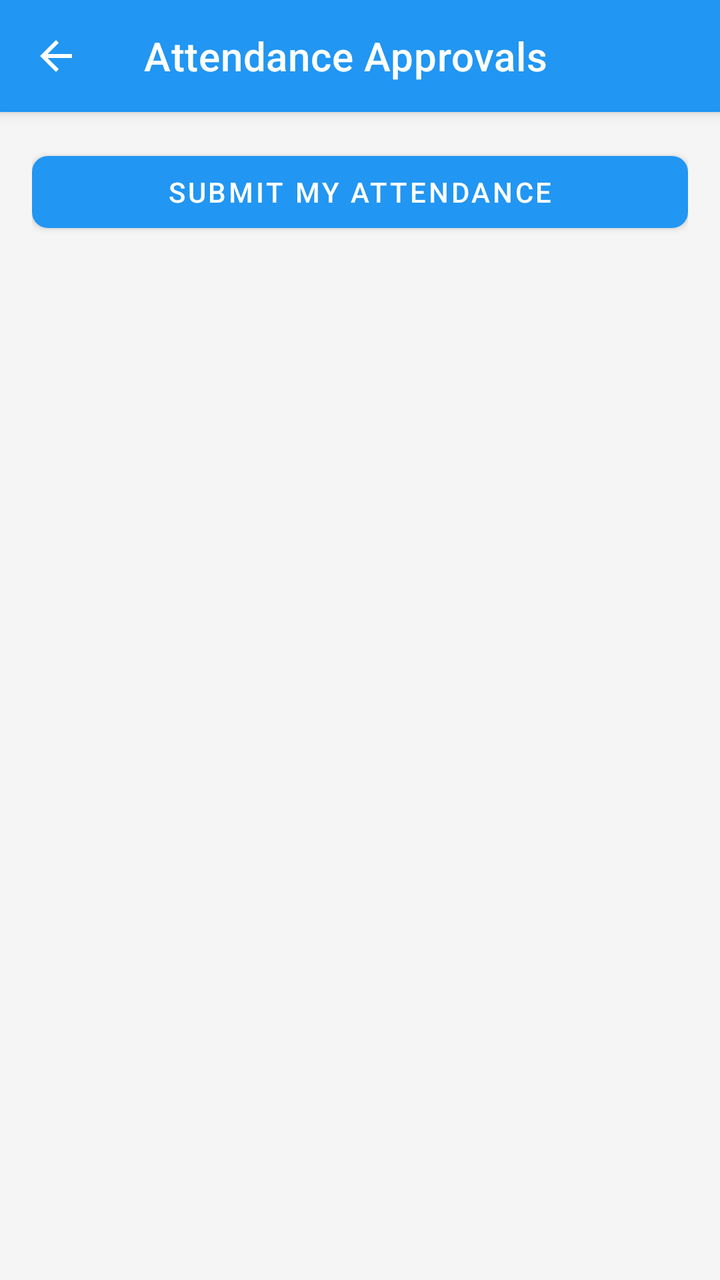
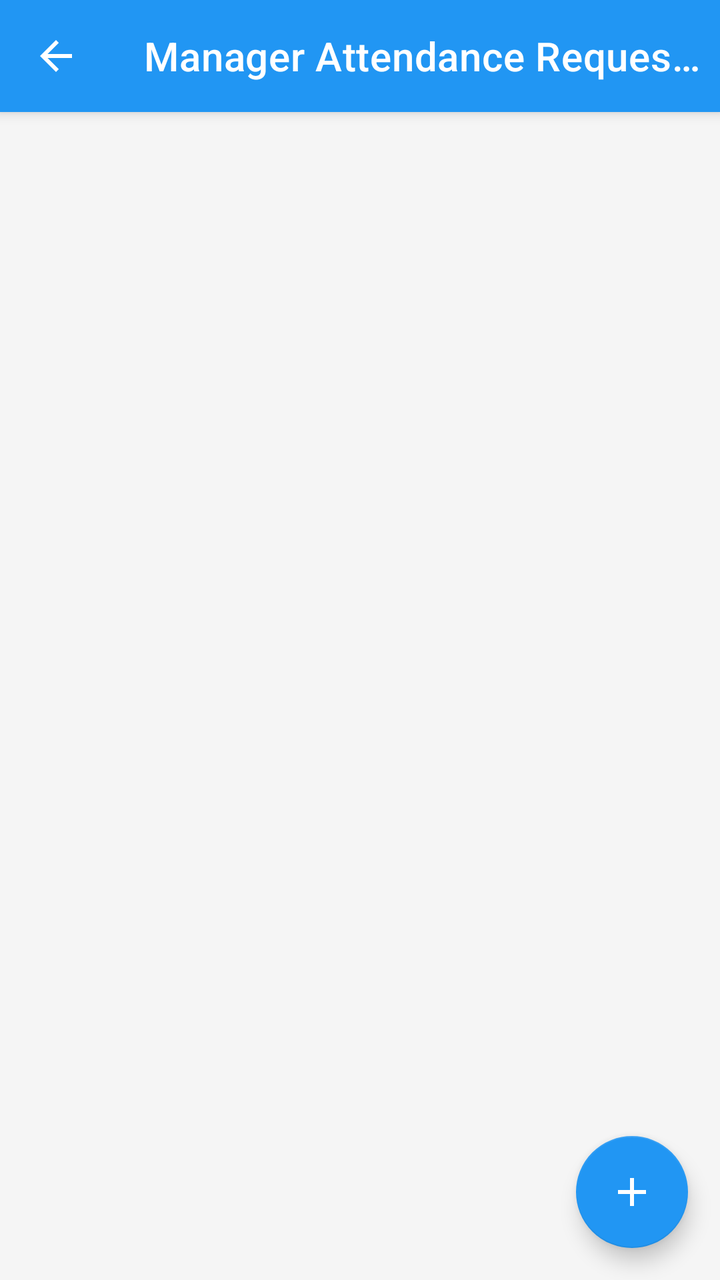

Compare the two renders of this Android layout. The source of the first and the diff that turns it into the second are given below.
<!-- AndroidManifest.xml: application theme Theme.UnifiedHRSystem -->
<!-- res/layout/activity_manager_attendance_requests.xml -->
<?xml version="1.0" encoding="utf-8"?>
<androidx.coordinatorlayout.widget.CoordinatorLayout xmlns:android="http://schemas.android.com/apk/res/android"
    xmlns:app="http://schemas.android.com/apk/res-auto"
    android:layout_width="match_parent"
    android:layout_height="match_parent"
    android:background="@color/background">

    <com.google.android.material.appbar.AppBarLayout
        android:layout_width="match_parent"
        android:layout_height="wrap_content"
        android:theme="@style/ThemeOverlay.AppCompat.Dark.ActionBar">

        <com.google.android.material.appbar.MaterialToolbar
            android:id="@+id/toolbar"
            android:layout_width="match_parent"
            android:layout_height="?attr/actionBarSize"
            android:background="@color/primary"
            app:title="@string/title_manager_attendance_requests"
            app:titleTextColor="@color/white"
            app:navigationIcon="?attr/homeAsUpIndicator"
            app:navigationIconTint="@color/white" />

    </com.google.android.material.appbar.AppBarLayout>

    <androidx.constraintlayout.widget.ConstraintLayout
        android:layout_width="match_parent"
        android:layout_height="match_parent"
        app:layout_behavior="@string/appbar_scrolling_view_behavior"
        android:padding="16dp">

        <com.google.android.material.button.MaterialButton
            android:id="@+id/btnSubmitOwnAttendance"
            android:layout_width="0dp"
            android:layout_height="wrap_content"
            android:text="@string/action_submit_own_attendance"
            app:cornerRadius="8dp"
            app:layout_constraintTop_toTopOf="parent"
            app:layout_constraintStart_toStartOf="parent"
            app:layout_constraintEnd_toEndOf="parent" />

        <TextView
            android:id="@+id/tvEmptyState"
            android:layout_width="0dp"
            android:layout_height="wrap_content"
            android:text="@string/empty_attendance_requests_manager"
            android:textAppearance="@style/TextAppearance.MaterialComponents.Body1"
            android:textAlignment="center"
            android:visibility="gone"
            app:layout_constraintTop_toBottomOf="@id/btnSubmitOwnAttendance"
            app:layout_constraintStart_toStartOf="parent"
            app:layout_constraintEnd_toEndOf="parent"
            app:layout_constraintBottom_toBottomOf="parent"
            android:layout_marginTop="24dp" />

        <androidx.recyclerview.widget.RecyclerView
            android:id="@+id/recyclerRequests"
            android:layout_width="0dp"
            android:layout_height="0dp"
            android:clipToPadding="false"
            android:paddingTop="16dp"
            app:layout_constraintTop_toBottomOf="@id/btnSubmitOwnAttendance"
            app:layout_constraintBottom_toBottomOf="parent"
            app:layout_constraintStart_toStartOf="parent"
            app:layout_constraintEnd_toEndOf="parent" />

    </androidx.constraintlayout.widget.ConstraintLayout>

</androidx.coordinatorlayout.widget.CoordinatorLayout>
<!-- resources referenced by this layout -->
<resources>
  <color name="background">#FFF5F5F5</color>
  <color name="primary">#FF2196F3</color>
  <color name="white">#FFFFFFFF</color>
  <string name="action_submit_own_attendance">Submit my attendance</string>
  <string name="empty_attendance_requests_manager">No attendance requests from your team yet.</string>
  <string name="title_manager_attendance_requests">Attendance Approvals</string>
  <style name="Theme.UnifiedHRSystem" parent="Theme.MaterialComponents.DayNight.NoActionBar">
          <item name="colorPrimary">@color/primary</item>
          <item name="colorPrimaryDark">@color/primary_dark</item>
          <item name="colorAccent">@color/accent</item>
          <item name="toolbarStyle">@style/Widget.UnifiedHR.Toolbar</item>
      </style>
  <color name="primary_dark">#FF1976D2</color>
  <color name="accent">#FFFF5722</color>
  <style name="Widget.UnifiedHR.Toolbar" parent="Widget.MaterialComponents.Toolbar">
          <item name="popupTheme">@style/ThemeOverlay.MaterialComponents.Light</item>
          <item name="titleTextColor">@color/white</item>
          <item name="subtitleTextColor">@color/white</item>
      </style>
</resources>

<!-- the commit's change to res/layout/activity_manager_attendance_requests.xml (unified diff, before → after) -->
@@ -22,47 +22,22 @@
 
     </com.google.android.material.appbar.AppBarLayout>
 
-    <androidx.constraintlayout.widget.ConstraintLayout
+    <androidx.recyclerview.widget.RecyclerView
+        android:id="@+id/recyclerRequests"
         android:layout_width="match_parent"
         android:layout_height="match_parent"
-        app:layout_behavior="@string/appbar_scrolling_view_behavior"
-        android:padding="16dp">
+        android:clipToPadding="false"
+        android:padding="16dp"
+        app:layout_behavior="@string/appbar_scrolling_view_behavior" />
 
-        <com.google.android.material.button.MaterialButton
-            android:id="@+id/btnSubmitOwnAttendance"
-            android:layout_width="0dp"
-            android:layout_height="wrap_content"
-            android:text="@string/action_submit_own_attendance"
-            app:cornerRadius="8dp"
-            app:layout_constraintTop_toTopOf="parent"
-            app:layout_constraintStart_toStartOf="parent"
-            app:layout_constraintEnd_toEndOf="parent" />
-
-        <TextView
-            android:id="@+id/tvEmptyState"
-            android:layout_width="0dp"
-            android:layout_height="wrap_content"
-            android:text="@string/empty_attendance_requests_manager"
-            android:textAppearance="@style/TextAppearance.MaterialComponents.Body1"
-            android:textAlignment="center"
-            android:visibility="gone"
-            app:layout_constraintTop_toBottomOf="@id/btnSubmitOwnAttendance"
-            app:layout_constraintStart_toStartOf="parent"
-            app:layout_constraintEnd_toEndOf="parent"
-            app:layout_constraintBottom_toBottomOf="parent"
-            android:layout_marginTop="24dp" />
-
-        <androidx.recyclerview.widget.RecyclerView
-            android:id="@+id/recyclerRequests"
-            android:layout_width="0dp"
-            android:layout_height="0dp"
-            android:clipToPadding="false"
-            android:paddingTop="16dp"
-            app:layout_constraintTop_toBottomOf="@id/btnSubmitOwnAttendance"
-            app:layout_constraintBottom_toBottomOf="parent"
-            app:layout_constraintStart_toStartOf="parent"
-            app:layout_constraintEnd_toEndOf="parent" />
-
-    </androidx.constraintlayout.widget.ConstraintLayout>
+    <com.google.android.material.floatingactionbutton.FloatingActionButton
+        android:id="@+id/fabSubmitOwnAttendance"
+        android:layout_width="wrap_content"
+        android:layout_height="wrap_content"
+        android:layout_gravity="bottom|end"
+        android:layout_margin="16dp"
+        android:src="@drawable/ic_add"
+        app:backgroundTint="@color/primary"
+        app:tint="@color/white" />
 
 </androidx.coordinatorlayout.widget.CoordinatorLayout>
<!-- resource entries referenced after the edit -->
@@ -1,19 +1,27 @@
 <!-- resources referenced by this layout -->
 <resources>
   <color name="background">#FFF5F5F5</color>
-  <color name="primary">#FF2196F3</color>
+  <color name="primary">#2196F3</color>
   <color name="white">#FFFFFFFF</color>
-  <string name="action_submit_own_attendance">Submit my attendance</string>
-  <string name="empty_attendance_requests_manager">No attendance requests from your team yet.</string>
-  <string name="title_manager_attendance_requests">Attendance Approvals</string>
+  <!-- drawable ic_add (drawable) -->
+  <vector xmlns:android="http://schemas.android.com/apk/res/android"
+      android:width="24dp"
+      android:height="24dp"
+      android:viewportWidth="24"
+      android:viewportHeight="24">
+      <path
+          android:fillColor="@android:color/white"
+          android:pathData="M19,13h-6v6h-2v-6H5v-2h6V5h2v6h6v2z" />
+  </vector>
+  <string name="title_manager_attendance_requests">Manager Attendance Requests</string>
   <style name="Theme.UnifiedHRSystem" parent="Theme.MaterialComponents.DayNight.NoActionBar">
           <item name="colorPrimary">@color/primary</item>
           <item name="colorPrimaryDark">@color/primary_dark</item>
           <item name="colorAccent">@color/accent</item>
           <item name="toolbarStyle">@style/Widget.UnifiedHR.Toolbar</item>
       </style>
-  <color name="primary_dark">#FF1976D2</color>
-  <color name="accent">#FFFF5722</color>
+  <color name="primary_dark">#1976D2</color>
+  <color name="accent">#4CAF50</color>
   <style name="Widget.UnifiedHR.Toolbar" parent="Widget.MaterialComponents.Toolbar">
           <item name="popupTheme">@style/ThemeOverlay.MaterialComponents.Light</item>
           <item name="titleTextColor">@color/white</item>
